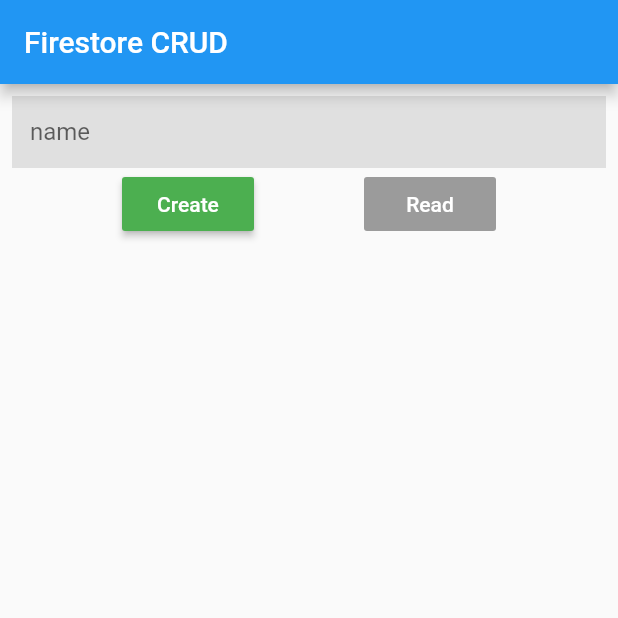
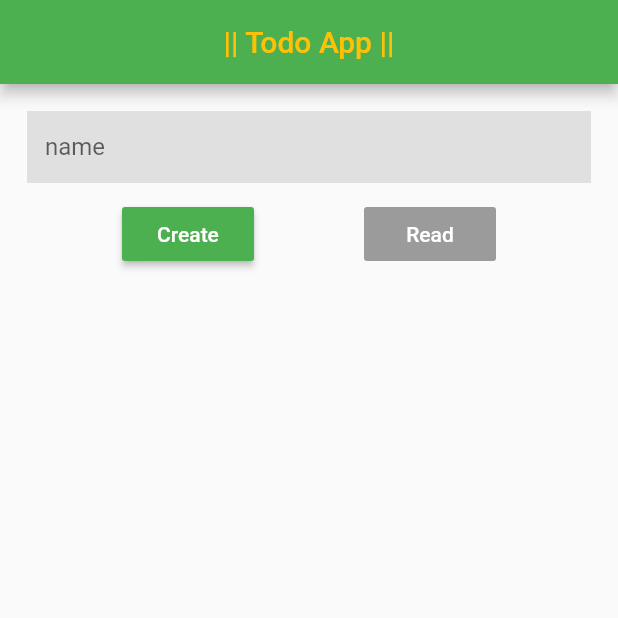
Before and after one commit to Abel-Saji-George/bloc-firestore-todo, a Flutter app: the screen it shows after launch, on a phone screen of 412 x 824 dp, the top half of it. Run offline on Flutter 3.47's test engine with Material 2 defaults, Android fonts, the phone set to English and light mode, and no system bars; our stand-ins replace cloud_firestore, firebase_core, rxdart; accounts and stored records are empty.

Commit message:
final  commit

```diff
--- a/lib/repository/db.dart
+++ b/lib/repository/db.dart
@@ -24,7 +24,10 @@ class DB {
   }
 
   void updateData(DocumentSnapshot doc) async {
-    await db.collection('CRUD').doc(doc.id).update({'todo': 'please 🤫'});
+    await db
+        .collection('CRUD')
+        .doc(doc.id)
+        .update({'todo': 'SAIIKKEE(╯°□°）╯︵ ┻━┻'});
   }
 
   void deleteData(DocumentSnapshot doc) async {
@@ -32,7 +35,7 @@ class DB {
   }
 
   String randomTodo() {
-    final randomNumber = Random().nextInt(4);
+    final randomNumber = Random().nextInt(5);
     String todo;
     switch (randomNumber) {
       case 1:
--- a/lib/src/home/home.dart
+++ b/lib/src/home/home.dart
@@ -48,6 +48,7 @@ class FirestoreCRUDPageState extends State<FirestoreCRUDPage> {
                 FlatButton(
                   onPressed: () => bloc.deleteData(doc),
                   child: Text('Delete'),
+                  color: Colors.amber,
                 ),
               ],
             )
@@ -80,14 +81,22 @@ class FirestoreCRUDPageState extends State<FirestoreCRUDPage> {
     final bloc = BlocProvider.of<HomeBloc>(context);
     return Scaffold(
       appBar: AppBar(
-        title: Text('Firestore CRUD'),
+        title: Text(
+          '|| Todo App ||',
+          style: TextStyle(color: Colors.amber),
+        ),
+        centerTitle: true,
+        backgroundColor: Colors.green[500],
       ),
       body: ListView(
         padding: EdgeInsets.all(8),
         children: <Widget>[
-          Form(
-            key: _formKey,
-            child: buildTextFormField(),
+          Padding(
+            padding: const EdgeInsets.all(10.0),
+            child: Form(
+              key: _formKey,
+              child: buildTextFormField(),
+            ),
           ),
           Row(
             mainAxisAlignment: MainAxisAlignment.spaceEvenly,
```
